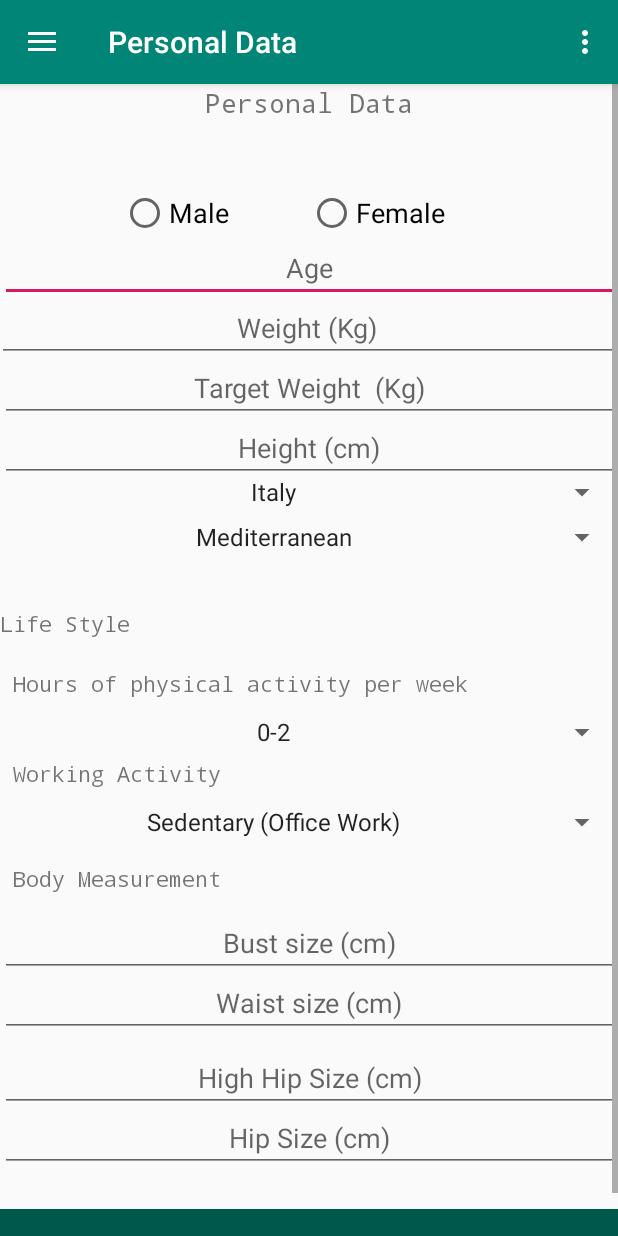
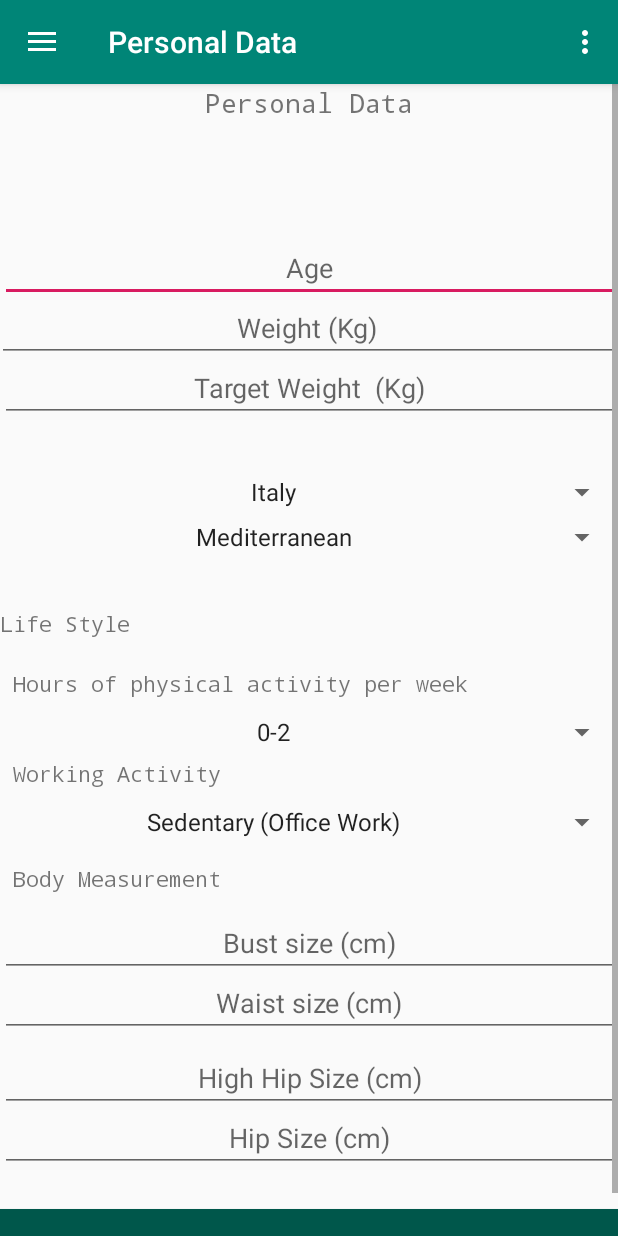
Before and after one commit to sperdor/FodyApp, an Android app: the screen it shows after launch once a user with an empty profile is signed in (Home), in the side drawer, after a tap on "Personal Data", on a phone screen of 412 x 824 dp. Run offline under Robolectric (Android 15) with nearby library versions, the phone set to English and light mode, and no system bars; our stand-ins replace Firebase (no records; nobody signed in at launch, a user with empty details on screens opened directly), navigation-ui.

Commit message:
personalDataFragment

```diff
--- a/app/src/main/java/com/fody/app/ui/home/HomeFragment.java
+++ b/app/src/main/java/com/fody/app/ui/home/HomeFragment.java
@@ -61,7 +61,9 @@ public class HomeFragment extends Fragment  {
     public void onStart() {
         super.onStart();
 
-        int result = calculateScore(listBreakfast,listLunch,listSnack,listDinner);
+        int result = 3;
+
+         result = calculateScore(listBreakfast,listLunch,listSnack,listDinner);
        // int result = 3;
         if (result==0){
             colorScore.setBackgroundResource(R.drawable.shape_drawable0);
--- a/app/src/main/res/layout/fragment_personaldata.xml
+++ b/app/src/main/res/layout/fragment_personaldata.xml
@@ -17,35 +17,7 @@
             android:textAlignment="center"
             android:textSize="18sp" />
 
-        <RadioGroup
-            android:id="@+id/radioGrp"
-            android:layout_width="250dp"
-            android:layout_height="wrap_content"
-            android:orientation="horizontal"
-            android:layout_centerHorizontal="true"
-            android:layout_marginTop="70dp"
-            >
-            <RadioButton
-                android:id="@+id/radioM"
-                android:layout_width="0dp"
-                android:layout_height="wrap_content"
-                android:onClick="onRadioButtonClicked"
-                android:checked="false"
-                android:layout_weight="1"
-                android:textSize="18dp"
-                android:text="Male"
-                />
-            <RadioButton
-                android:id="@+id/radioF"
-                android:layout_width="0dp"
-                android:layout_height="wrap_content"
-                android:checked="false"
-                android:layout_weight="1"
-                android:textSize="18dp"
-                android:onClick="onRadioButtonClicked"
-                android:text="Female"
-                />
-        </RadioGroup>
+
 
 
         <EditText
@@ -81,15 +53,7 @@
             android:inputType="numberDecimal"
             android:textAlignment="center" />
 
-        <EditText
-            android:id="@+id/editTextHeight"
-            android:layout_width="match_parent"
-            android:layout_height="wrap_content"
-            android:layout_marginTop="220dp"
-            android:ems="10"
-            android:hint="Height (cm)"
-            android:inputType="numberDecimal"
-            android:textAlignment="center" />
+
 
         <Spinner
             android:id="@+id/country"
```
Also changed, not shown: app/src/main/java/com/fody/app/PersonalData.java (+9 -15 lines), app/src/main/java/com/fody/app/entityPersonalData.java (+113 -57 lines), app/src/main/java/com/fody/app/ui/personaldata/PersonalDataFragment.java (+100 -3 lines).
